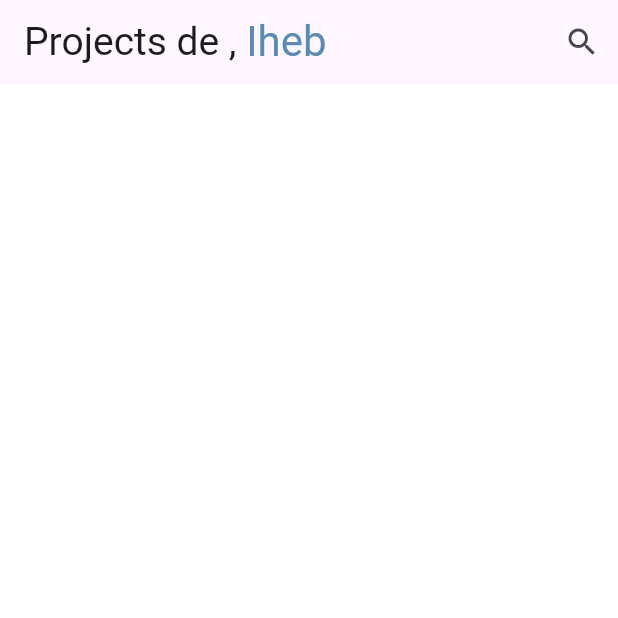
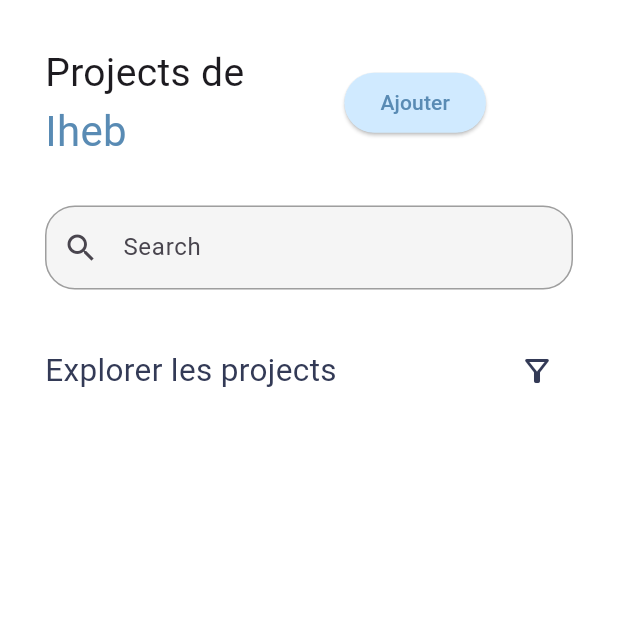
Before and after one commit to SOUHAILBENBRIK/frontEndMohamed0.1, a Flutter app: the ProjectsScreen screen opened directly, on a phone screen of 412 x 824 dp, the top half of it. Run offline on Flutter 3.47's test engine with Material 2 defaults, Android fonts, the phone set to English and light mode, and no system bars; our stand-ins replace file_picker.

Commit message:
projects view

```diff
--- a/lib/Main/projects.dart
+++ b/lib/Main/projects.dart
@@ -1,4 +1,5 @@
 import 'package:flutter/material.dart';
+import 'package:flutter/rendering.dart';
 import 'package:resolve/Main/Components/searchDelegate.dart';
 
 class ProjectsScreen extends StatefulWidget {
@@ -13,33 +14,82 @@ class _SettingsState extends State<ProjectsScreen> {
   Widget build(BuildContext context) {
     return Scaffold(
       backgroundColor: Colors.white,
-      appBar: AppBar(
-        title: const Row(
-          children: [
-            Text(
-              'Projects de , ',
-              style: TextStyle(fontSize: 26),
-            ),
-            Text(
-              'Iheb',
-              style: TextStyle(color: Color(0xFF598BB4), fontSize: 28),
-            )
-          ],
-        ),
-        actions: [
-          IconButton(
-              onPressed: () {
-                // showSearch(context: context, delegate: CustomSearchDelegate());
-              },
-              icon: const Icon(Icons.search))
-        ],
-      ),
+      appBar: null,
       body: SingleChildScrollView(
         child: Padding(
           padding: const EdgeInsets.all(30),
           child: Column(
             crossAxisAlignment: CrossAxisAlignment.start,
-            children: [],
+            children: [
+              Row(
+                children: [
+                  Column(
+                    crossAxisAlignment: CrossAxisAlignment.start,
+                    children: [
+                      Text(
+                        'Projects de ',
+                        style: TextStyle(fontSize: 26),
+                      ),
+                      Text(
+                        'Iheb',
+                        style:
+                            TextStyle(color: Color(0xFF598BB4), fontSize: 28),
+                      ),
+                    ],
+                  ),
+                  const SizedBox(
+                    width: 60,
+                  ),
+                  ElevatedButton(
+                      onPressed: () {},
+                      style: ElevatedButton.styleFrom(
+                        backgroundColor: const Color(0xFFD0EAFF),
+                      ),
+                      child: const Text(
+                        'Ajouter',
+                        style: TextStyle(
+                          color: Color(0xFF598BB4),
+                        ),
+                      ))
+                ],
+              ),
+              const SizedBox(
+                height: 30,
+              ),
+              TextField(
+                decoration: InputDecoration(
+                    filled: true,
+                    fillColor: const Color(0xFFF5F5F5),
+                    prefixIcon: Icon(Icons.search),
+                    hintText: 'Search',
+                    enabledBorder: OutlineInputBorder(
+                        borderSide: BorderSide(color: Colors.grey),
+                        borderRadius: BorderRadius.circular(20.0))),
+              ),
+              const SizedBox(
+                height: 30,
+              ),
+              Row(
+                mainAxisAlignment: MainAxisAlignment.spaceBetween,
+                children: [
+                  Text(
+                    'Explorer les projects',
+                    style: TextStyle(fontSize: 21, color: Color(0xFF333A56)),
+                  ),
+                  IconButton(
+                      onPressed: () {},
+                      icon: Icon(
+                        Icons.filter_alt_outlined,
+                        color: const Color(0xFF333A56),
+                      ))
+                ],
+              ),
+              const SizedBox(
+                height: 25,
+              ),
+              // Gridview project Cards
+              // GridView.builder(gridDelegate: SliverGrid, itemBuilder: itemBuilder)
+            ],
           ),
         ),
       ),
```
